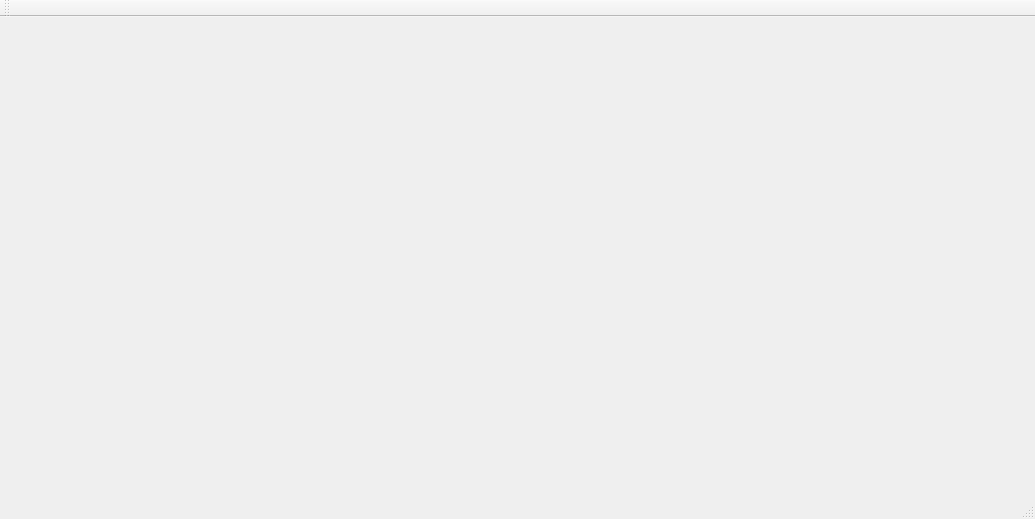
Above: UBCRM_UnitTest/ubcrmwindow.ui from jtunnicl/UBCRM_UnitTest before the change. Below: the same form after it.
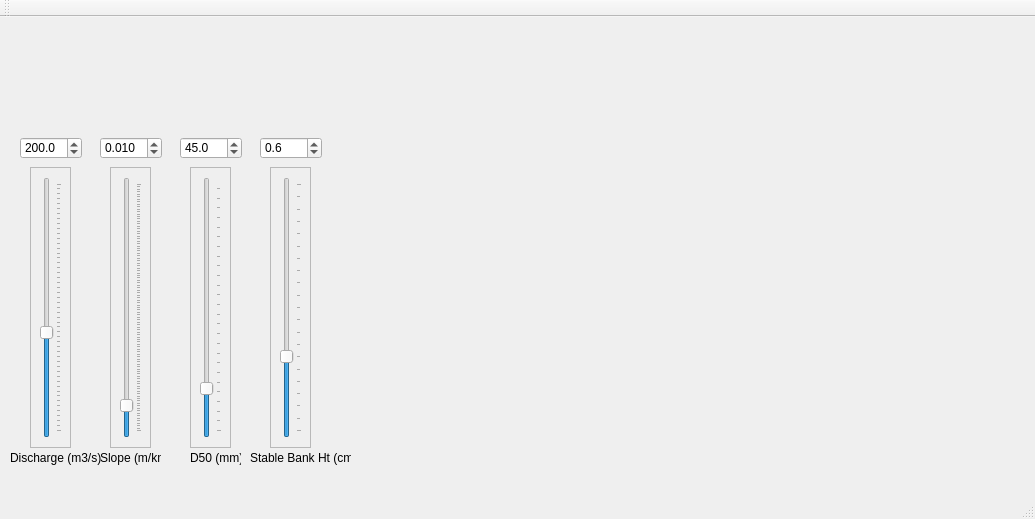
That is the form after the change. Custom widgets are drawn as their Qt base class.

Patch:
```diff
--- a/UBCRM_UnitTest/ubcrmwindow.ui
+++ b/UBCRM_UnitTest/ubcrmwindow.ui
@@ -13,7 +13,349 @@
   <property name="windowTitle">
    <string>UBCRMWindow</string>
   </property>
-  <widget class="QWidget" name="centralWidget"/>
+  <widget class="QWidget" name="centralWidget">
+   <widget class="QLabel" name="label">
+    <property name="geometry">
+     <rect>
+      <x>10</x>
+      <y>420</y>
+      <width>91</width>
+      <height>41</height>
+     </rect>
+    </property>
+    <property name="text">
+     <string>Discharge (m3/s)</string>
+    </property>
+   </widget>
+   <widget class="QFrame" name="Q_frame">
+    <property name="geometry">
+     <rect>
+      <x>30</x>
+      <y>150</y>
+      <width>41</width>
+      <height>281</height>
+     </rect>
+    </property>
+    <property name="frameShape">
+     <enum>QFrame::StyledPanel</enum>
+    </property>
+    <property name="frameShadow">
+     <enum>QFrame::Raised</enum>
+    </property>
+    <widget class="QSlider" name="Q_Slider">
+     <property name="geometry">
+      <rect>
+       <x>10</x>
+       <y>10</y>
+       <width>22</width>
+       <height>261</height>
+      </rect>
+     </property>
+     <property name="minimum">
+      <number>1</number>
+     </property>
+     <property name="maximum">
+      <number>500</number>
+     </property>
+     <property name="value">
+      <number>200</number>
+     </property>
+     <property name="sliderPosition">
+      <number>200</number>
+     </property>
+     <property name="orientation">
+      <enum>Qt::Vertical</enum>
+     </property>
+     <property name="tickPosition">
+      <enum>QSlider::TicksBelow</enum>
+     </property>
+    </widget>
+   </widget>
+   <widget class="QFrame" name="frame_3">
+    <property name="geometry">
+     <rect>
+      <x>110</x>
+      <y>150</y>
+      <width>41</width>
+      <height>281</height>
+     </rect>
+    </property>
+    <property name="frameShape">
+     <enum>QFrame::StyledPanel</enum>
+    </property>
+    <property name="frameShadow">
+     <enum>QFrame::Raised</enum>
+    </property>
+    <widget class="QSlider" name="slope_slider">
+     <property name="geometry">
+      <rect>
+       <x>10</x>
+       <y>10</y>
+       <width>22</width>
+       <height>261</height>
+      </rect>
+     </property>
+     <property name="maximum">
+      <number>100</number>
+     </property>
+     <property name="value">
+      <number>10</number>
+     </property>
+     <property name="sliderPosition">
+      <number>10</number>
+     </property>
+     <property name="orientation">
+      <enum>Qt::Vertical</enum>
+     </property>
+     <property name="tickPosition">
+      <enum>QSlider::TicksBelow</enum>
+     </property>
+     <property name="tickInterval">
+      <number>1</number>
+     </property>
+    </widget>
+   </widget>
+   <widget class="QFrame" name="D50_frame">
+    <property name="geometry">
+     <rect>
+      <x>190</x>
+      <y>150</y>
+      <width>41</width>
+      <height>281</height>
+     </rect>
+    </property>
+    <property name="frameShape">
+     <enum>QFrame::StyledPanel</enum>
+    </property>
+    <property name="frameShadow">
+     <enum>QFrame::Raised</enum>
+    </property>
+    <widget class="QSlider" name="D50_slider">
+     <property name="geometry">
+      <rect>
+       <x>10</x>
+       <y>10</y>
+       <width>22</width>
+       <height>261</height>
+      </rect>
+     </property>
+     <property name="minimum">
+      <number>2</number>
+     </property>
+     <property name="maximum">
+      <number>256</number>
+     </property>
+     <property name="value">
+      <number>45</number>
+     </property>
+     <property name="sliderPosition">
+      <number>45</number>
+     </property>
+     <property name="orientation">
+      <enum>Qt::Vertical</enum>
+     </property>
+     <property name="tickPosition">
+      <enum>QSlider::TicksBelow</enum>
+     </property>
+    </widget>
+   </widget>
+   <widget class="QFrame" name="Hmax_frame">
+    <property name="geometry">
+     <rect>
+      <x>270</x>
+      <y>150</y>
+      <width>41</width>
+      <height>281</height>
+     </rect>
+    </property>
+    <property name="frameShape">
+     <enum>QFrame::StyledPanel</enum>
+    </property>
+    <property name="frameShadow">
+     <enum>QFrame::Raised</enum>
+    </property>
+    <widget class="QSlider" name="Hmax_slider">
+     <property name="geometry">
+      <rect>
+       <x>10</x>
+       <y>10</y>
+       <width>22</width>
+       <height>261</height>
+      </rect>
+     </property>
+     <property name="maximum">
+      <number>200</number>
+     </property>
+     <property name="value">
+      <number>60</number>
+     </property>
+     <property name="sliderPosition">
+      <number>60</number>
+     </property>
+     <property name="orientation">
+      <enum>Qt::Vertical</enum>
+     </property>
+     <property name="tickPosition">
+      <enum>QSlider::TicksBelow</enum>
+     </property>
+    </widget>
+   </widget>
+   <widget class="QLabel" name="label_2">
+    <property name="geometry">
+     <rect>
+      <x>100</x>
+      <y>420</y>
+      <width>61</width>
+      <height>41</height>
+     </rect>
+    </property>
+    <property name="text">
+     <string>Slope (m/km)</string>
+    </property>
+   </widget>
+   <widget class="QLabel" name="label_3">
+    <property name="geometry">
+     <rect>
+      <x>190</x>
+      <y>420</y>
+      <width>51</width>
+      <height>41</height>
+     </rect>
+    </property>
+    <property name="text">
+     <string>D50 (mm)</string>
+    </property>
+   </widget>
+   <widget class="QLabel" name="label_4">
+    <property name="geometry">
+     <rect>
+      <x>250</x>
+      <y>420</y>
+      <width>101</width>
+      <height>41</height>
+     </rect>
+    </property>
+    <property name="text">
+     <string>Stable Bank Ht (cm)</string>
+    </property>
+   </widget>
+   <widget class="QDoubleSpinBox" name="Q_spin">
+    <property name="geometry">
+     <rect>
+      <x>20</x>
+      <y>120</y>
+      <width>62</width>
+      <height>22</height>
+     </rect>
+    </property>
+    <property name="decimals">
+     <number>1</number>
+    </property>
+    <property name="maximum">
+     <double>500.000000000000000</double>
+    </property>
+    <property name="value">
+     <double>200.000000000000000</double>
+    </property>
+   </widget>
+   <widget class="QDoubleSpinBox" name="slope_spin">
+    <property name="geometry">
+     <rect>
+      <x>100</x>
+      <y>120</y>
+      <width>62</width>
+      <height>22</height>
+     </rect>
+    </property>
+    <property name="decimals">
+     <number>3</number>
+    </property>
+    <property name="maximum">
+     <double>1.000000000000000</double>
+    </property>
+    <property name="value">
+     <double>0.010000000000000</double>
+    </property>
+   </widget>
+   <widget class="QDoubleSpinBox" name="D50_spin">
+    <property name="geometry">
+     <rect>
+      <x>180</x>
+      <y>120</y>
+      <width>62</width>
+      <height>22</height>
+     </rect>
+    </property>
+    <property name="decimals">
+     <number>1</number>
+    </property>
+    <property name="maximum">
+     <double>500.000000000000000</double>
+    </property>
+    <property name="value">
+     <double>45.000000000000000</double>
+    </property>
+   </widget>
+   <widget class="QDoubleSpinBox" name="Hmax_spin">
+    <property name="geometry">
+     <rect>
+      <x>260</x>
+      <y>120</y>
+      <width>62</width>
+      <height>22</height>
+     </rect>
+    </property>
+    <property name="decimals">
+     <number>1</number>
+    </property>
+    <property name="maximum">
+     <double>2.000000000000000</double>
+    </property>
+    <property name="value">
+     <double>0.600000000000000</double>
+    </property>
+   </widget>
+   <widget class="QChartView" name="ChannelGeom_chart" native="true">
+    <property name="geometry">
+     <rect>
+      <x>350</x>
+      <y>10</y>
+      <width>331</width>
+      <height>191</height>
+     </rect>
+    </property>
+   </widget>
+   <widget class="QChartView" name="Qb_chart" native="true">
+    <property name="geometry">
+     <rect>
+      <x>350</x>
+      <y>220</y>
+      <width>331</width>
+      <height>191</height>
+     </rect>
+    </property>
+   </widget>
+   <widget class="QChartView" name="theta_chart" native="true">
+    <property name="geometry">
+     <rect>
+      <x>690</x>
+      <y>10</y>
+      <width>331</width>
+      <height>191</height>
+     </rect>
+    </property>
+   </widget>
+   <widget class="QChartView" name="final_chart" native="true">
+    <property name="geometry">
+     <rect>
+      <x>690</x>
+      <y>220</y>
+      <width>331</width>
+      <height>191</height>
+     </rect>
+    </property>
+   </widget>
+  </widget>
   <widget class="QMenuBar" name="menuBar">
    <property name="geometry">
     <rect>
@@ -35,6 +377,14 @@
   <widget class="QStatusBar" name="statusBar"/>
  </widget>
  <layoutdefault spacing="6" margin="11"/>
+ <customwidgets>
+  <customwidget>
+   <class>QChartView</class>
+   <extends>QWidget</extends>
+   <header location="global">qchartview.h</header>
+   <container>1</container>
+  </customwidget>
+ </customwidgets>
  <resources/>
  <connections/>
 </ui>
```
